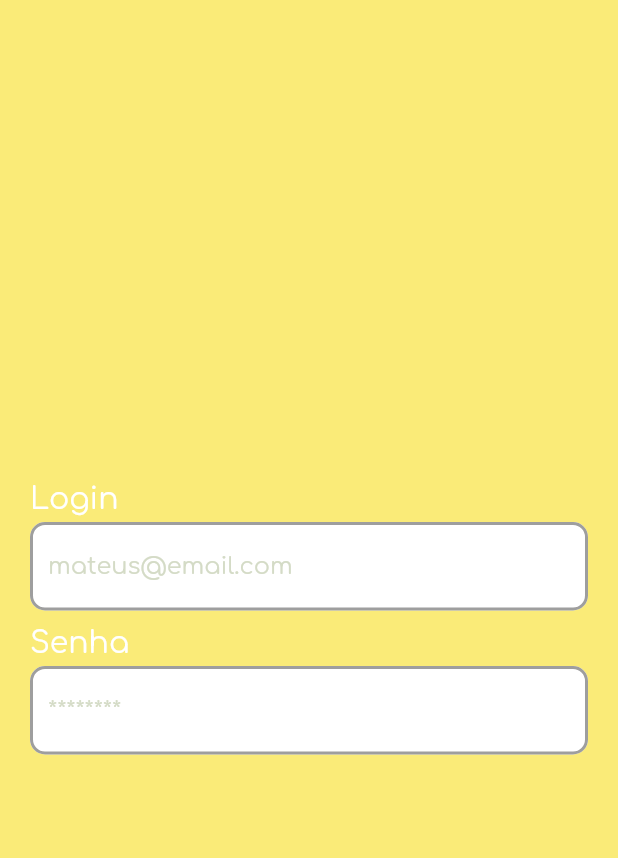
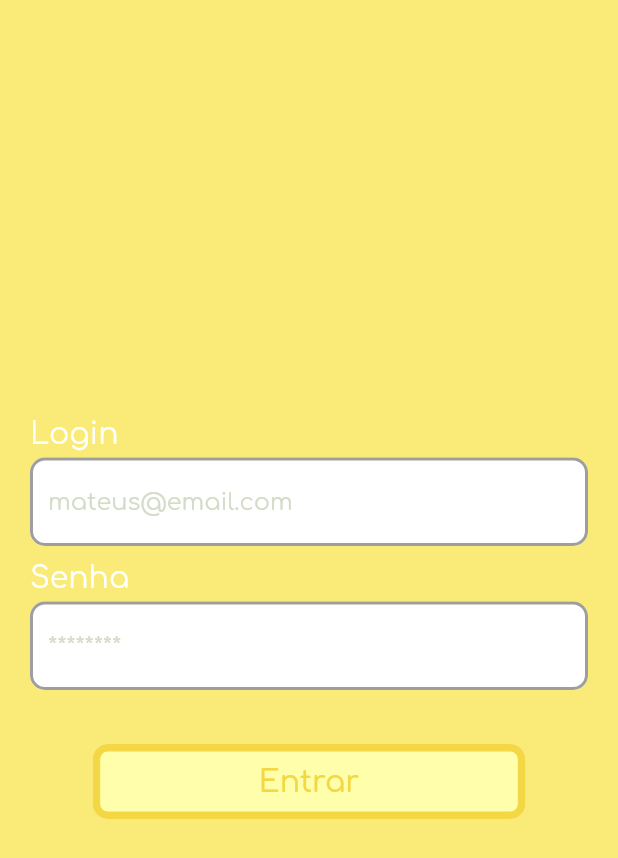
Before and after one commit to juliumnix/tasking, a Flutter app: the screen it shows after launch, on a phone screen of 412 x 824 dp. Shown: the top 858 px of the screen. Run offline on Flutter 3.47's test engine with Material 2 defaults, Android fonts, the light colour scheme and no system bars; our stand-ins replace firebase_auth, firebase_core, google_fonts; accounts and stored records are empty.

Commit message:
criando o botao

```diff
--- a/tasking/lib/controllers/login_page_controller.dart
+++ b/tasking/lib/controllers/login_page_controller.dart
@@ -30,9 +30,9 @@ class LoginController {
       print('Signed in: ${user?.email}');
     } on FirebaseAuthException catch (e) {
       if (e.code == 'user-not-found') {
-        // print('No user found for that email.');
+        print('No user found for that email.');
       } else if (e.code == 'wrong-password') {
-        // print('Wrong password provided.');
+        print('Wrong password provided.');
       }
     }
     isLoading.value = false;
--- a/tasking/lib/main.dart
+++ b/tasking/lib/main.dart
@@ -8,14 +8,13 @@ void main() {
 class MyApp extends StatelessWidget {
   const MyApp({Key? key}) : super(key: key);
 
-  // This widget is the root of your application.
   @override
   Widget build(BuildContext context) {
     return MaterialApp(
       debugShowCheckedModeBanner: false,
-      title: 'Flutter Demo',
+      title: 'Tasking',
       theme: ThemeData(
-        primarySwatch: Colors.blue,
+        primarySwatch: Colors.grey,
       ),
       home: const LoginPage(),
     );
--- a/tasking/lib/views/login_page.dart
+++ b/tasking/lib/views/login_page.dart
@@ -1,5 +1,6 @@
 import 'package:flutter/material.dart';
 import 'package:tasking/controllers/login_page_controller.dart';
+import 'package:tasking/widgets/custom_button.dart';
 import 'package:tasking/widgets/custom_input.dart';
 
 class LoginPage extends StatefulWidget {
@@ -18,6 +19,7 @@ class _LoginPageState extends State<LoginPage> {
         body: FutureBuilder(
       future: _controller.initializeFirebase(),
       builder: (context, snapshot) {
+        print(snapshot);
         if (snapshot.connectionState == ConnectionState.done) {
           return Container(
             color: const Color(0xFFFAEB78),
@@ -41,6 +43,15 @@ class _LoginPageState extends State<LoginPage> {
                       setContent: (text) =>
                           _controller.usuario.setPassword(text),
                     ),
+                    Container(height: 36),
+                    CustomButton(
+                        title: "Entrar",
+                        onClick: () {
+                          _controller.signInUsingEmailPassword(
+                              email: _controller.usuario.getEmail(),
+                              password: _controller.usuario.getPassword(),
+                              context: context);
+                        }),
                   ],
                 ),
               ),
--- /dev/null
+++ b/tasking/lib/widgets/custom_button.dart
@@ -0,0 +1,39 @@
+import 'package:flutter/material.dart';
+import 'package:google_fonts/google_fonts.dart';
+
+class CustomButton extends StatelessWidget {
+  final String title;
+  final void Function() onClick;
+
+  const CustomButton({Key? key, required this.title, required this.onClick})
+      : super(key: key);
+
+  @override
+  Widget build(BuildContext context) {
+    return Center(
+      child: OutlinedButton(
+        onPressed: () {
+          onClick();
+        },
+        style: ButtonStyle(
+            side: MaterialStateProperty.all(const BorderSide(
+                width: 5.0,
+                color: Color(0xFFF4D745),
+                style: BorderStyle.solid)),
+            shape: MaterialStateProperty.all(RoundedRectangleBorder(
+                borderRadius: BorderRadius.circular(10.0))),
+            backgroundColor: MaterialStateProperty.all(Color(0xFFFFFFAB)),
+            minimumSize: MaterialStateProperty.all(
+                Size(MediaQuery.of(context).size.width * 0.7, 50))),
+        child: Text(
+          title,
+          style: TextStyle(
+            fontFamily: GoogleFonts.comfortaa().fontFamily,
+            fontSize: 20,
+            color: const Color(0xFFF4D745),
+          ),
+        ),
+      ),
+    );
+  }
+}
--- a/tasking/lib/widgets/custom_input.dart
+++ b/tasking/lib/widgets/custom_input.dart
@@ -1,6 +1,5 @@
 import 'package:flutter/material.dart';
 import 'package:google_fonts/google_fonts.dart';
-import 'package:tasking/controllers/login_page_controller.dart';
 
 class CustomInput extends StatelessWidget {
   final String hintText;
```
Also changed, not shown: 1 other file.
